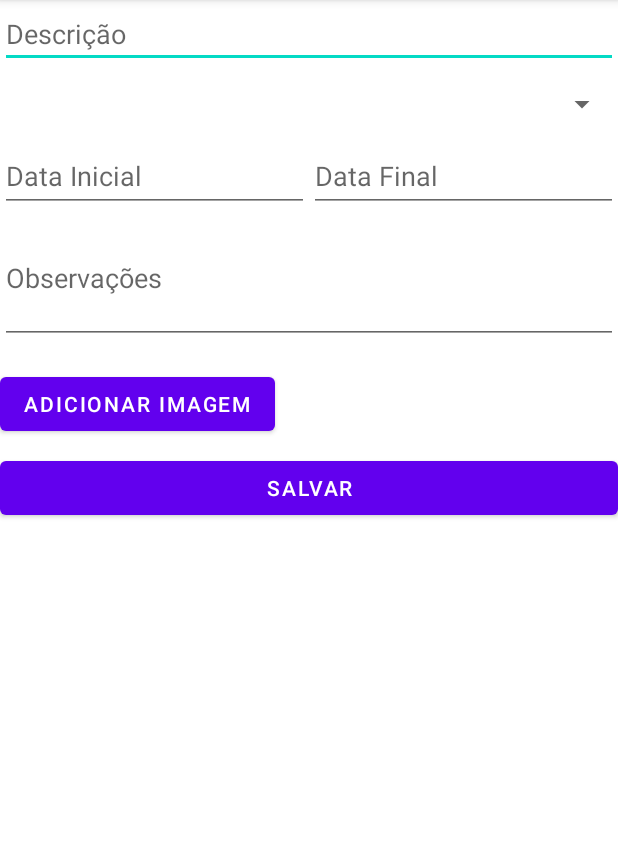
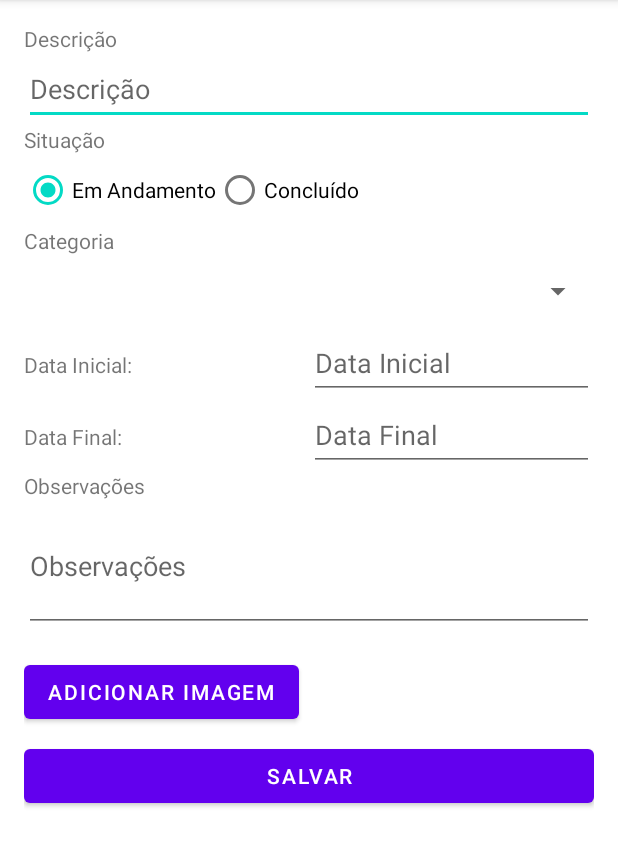
Before and after one commit to devgiertyas/android_notifications, an Android app: the screen it shows after launch (TarefaActivity), after a tap on an icon or button, on a phone screen of 412 x 824 dp, the part 84-951 px from its top. Run offline under Robolectric (Android 15) with nearby library versions, the phone set to English and light mode, and no system bars; our stand-ins replace navigation-ui.

Commit message:
Quase finalizado

```diff
--- a/app/src/main/java/com/example/trabalho3/Database/CategoriaDAO.java
+++ b/app/src/main/java/com/example/trabalho3/Database/CategoriaDAO.java
@@ -13,7 +13,7 @@ import java.util.List;
 
 public class CategoriaDAO extends SQLiteOpenHelper {
         private static final String DATABASE_NAME = "tasktres.db";
-        private static final int DATABASE_VERSION = 2;
+        private static final int DATABASE_VERSION = 3;
         private static final String TABLE_CATEGORIAS = "categorias";
         private static final String COLUMN_ID = "id";
         private static final String COLUMN_NOME = "nome";
--- a/app/src/main/java/com/example/trabalho3/Database/TarefaDAO.java
+++ b/app/src/main/java/com/example/trabalho3/Database/TarefaDAO.java
@@ -23,7 +23,7 @@ import java.util.Locale;
 public class TarefaDAO extends SQLiteOpenHelper {
 
     private static final String DATABASE_NAME = "tasktres.db";
-    private static final int DATABASE_VERSION = 2;
+    private static final int DATABASE_VERSION = 3;
 
     private static final String TABLE_CATEGORIA = "categorias";
     private static final String TABLE_TAREFA = "tarefa";
@@ -199,7 +199,8 @@ public class TarefaDAO extends SQLiteOpenHelper {
                 COLUMN_DATA_FINAL +
                 " FROM " + TABLE_TAREFA +
                 " WHERE " + COLUMN_DATA_FINAL + " < '" + dataAtual + "'"+
-                " AND " + COLUMN_NOTIFICACAO + " = 0";
+                " AND " + COLUMN_NOTIFICACAO + " = 0" +
+                " AND " + COLUMN_SITUACAO + " = 'Em Andamento' ";
 
 
         Cursor cursor = db.rawQuery(query, null);
@@ -318,6 +319,7 @@ public class TarefaDAO extends SQLiteOpenHelper {
         values.put(COLUMN_DATA_INICIAL, formatarData(tarefa.getDataInicial()));
         values.put(COLUMN_DATA_FINAL, formatarData(tarefa.getDataFinal()));
         values.put(COLUMN_CATEGORIA_ID, tarefa.getCategoria().getId());
+        values.put(COLUMN_SITUACAO, tarefa.getSituacao());
         values.put(COLUMN_NOTIFICACAO, 0);
 
 
--- a/app/src/main/java/com/example/trabalho3/TarefaActivity.java
+++ b/app/src/main/java/com/example/trabalho3/TarefaActivity.java
@@ -18,6 +18,8 @@ import android.widget.ArrayAdapter;
 import android.widget.Button;
 import android.widget.DatePicker;
 import android.widget.EditText;
+import android.widget.RadioButton;
+import android.widget.RadioGroup;
 import android.widget.Spinner;
 import android.widget.TimePicker;
 import android.widget.Toast;
@@ -62,6 +64,8 @@ public class TarefaActivity extends AppCompatActivity {
     private Button buttonSalvar;
     private Button buttonAdicionarImagem;
 
+    private String Situacao  = "Em Andamento";
+
     private ImagemAdapter imagemAdapter;
     private List<Imagem> listaImagens;
 
@@ -69,7 +73,9 @@ public class TarefaActivity extends AppCompatActivity {
     private CategoriaDAO categoriaDAO;
 
     private TarefaDAO tarefaDAO;
-
+    RadioGroup radioGroupSituacao;
+    RadioButton radioButtonAndamento;
+    RadioButton radioButtonConcluido;
 
     @Override
     protected void onCreate(Bundle savedInstanceState) {
@@ -82,6 +88,10 @@ public class TarefaActivity extends AppCompatActivity {
         recyclerViewImagens = findViewById(R.id.recyclerViewImagens);
         buttonSalvar = findViewById(R.id.buttonSalvar);
         buttonAdicionarImagem = findViewById(R.id.buttonAdicionarImagem);
+
+        radioGroupSituacao= findViewById(R.id.radioGroupSituacao);
+        radioButtonAndamento = findViewById(R.id.radioButtonAndamento);
+        radioButtonConcluido = findViewById(R.id.radioButtonConcluido);
 
         listaImagens = new ArrayList<>();
         imagemAdapter = new ImagemAdapter(listaImagens);
@@ -107,6 +117,17 @@ public class TarefaActivity extends AppCompatActivity {
                 } else {
                     // Remover imagem apenas da lista de imagens
                     removerImagemDoRecyclerView(position);
+                }
+            }
+        });
+
+        radioGroupSituacao.setOnCheckedChangeListener(new RadioGroup.OnCheckedChangeListener() {
+            @Override
+            public void onCheckedChanged(RadioGroup group, int checkedId) {
+                if (checkedId == radioButtonAndamento.getId()) {
+                    Situacao = "Em Andamento";
+                } else if (checkedId == radioButtonConcluido.getId()) {
+                    Situacao = "Concluído";
                 }
             }
         });
@@ -169,6 +190,18 @@ public class TarefaActivity extends AppCompatActivity {
                 String dataInicialFormatada = dateFormat.format(tarefaSelecionada.getDataInicial());
                 editTextDataInicial.setText(dataInicialFormatada);
             }
+
+            if(tarefaSelecionada.getSituacao() != null)
+            {
+                if (tarefaSelecionada.getSituacao().equals("Em Andamento")) {
+                    Situacao = "Em Andamento";
+                    radioButtonAndamento.setChecked(true);
+                } else if (tarefaSelecionada.getSituacao().equals("Concluído")) {
+                    radioButtonConcluido.setChecked(true);
+                    Situacao = "Concluído";
+                }
+            }
+
 
 
             if(tarefaSelecionada.getDataFinal() != null) {
@@ -318,7 +351,7 @@ public class TarefaActivity extends AppCompatActivity {
                 observacoes,
                 dataInicialParsed,
                 dataFinalParsed,
-                "Andamento",
+                Situacao,
                 categoriaSelecionada,
                 listaImagens );
 
--- a/app/src/main/res/layout/activity_tarefa.xml
+++ b/app/src/main/res/layout/activity_tarefa.xml
@@ -4,24 +4,65 @@
     android:layout_width="match_parent"
     android:layout_height="match_parent"
     android:orientation="vertical"
+    android:padding="16dp"
     tools:context=".TarefaActivity">
 
+    <TextView
+        android:layout_width="match_parent"
+        android:layout_height="wrap_content"
+        android:text="Descrição" />
     <EditText
         android:id="@+id/editTextDescricao"
         android:layout_width="match_parent"
+        android:layout_height="48dp"
+        android:hint="Descrição" />
+
+    <TextView
+        android:layout_width="match_parent"
         android:layout_height="wrap_content"
-        android:hint="Descrição" />
+        android:text="Situação" />
+
+    <RadioGroup
+        android:id="@+id/radioGroupSituacao"
+        android:layout_width="match_parent"
+        android:layout_height="wrap_content"
+        android:orientation="horizontal">
+
+        <RadioButton
+            android:id="@+id/radioButtonAndamento"
+            android:layout_width="wrap_content"
+            android:layout_height="wrap_content"
+            android:checked="true"
+            android:text="Em Andamento" />
+
+        <RadioButton
+            android:id="@+id/radioButtonConcluido"
+            android:layout_width="wrap_content"
+            android:layout_height="wrap_content"
+            android:text="Concluído" />
+    </RadioGroup>
+
+    <TextView
+        android:layout_width="match_parent"
+        android:layout_height="wrap_content"
+        android:text="Categoria" />
 
     <Spinner
         android:id="@+id/spinnerCategoria"
         android:layout_width="match_parent"
         android:layout_height="48dp"
-        android:hint="Categoria" />
+        android:hint="Selecione a Categoria" />
 
     <LinearLayout
         android:layout_width="match_parent"
         android:layout_height="wrap_content"
         android:orientation="horizontal">
+
+        <TextView
+            android:layout_width="0dp"
+            android:layout_height="wrap_content"
+            android:layout_weight="1"
+            android:text="Data Inicial:" />
 
         <EditText
             android:id="@+id/editTextDataInicial"
@@ -31,6 +72,19 @@
             android:ems="10"
             android:inputType="date"
             android:hint="Data Inicial" />
+
+    </LinearLayout>
+
+    <LinearLayout
+        android:layout_width="match_parent"
+        android:layout_height="wrap_content"
+        android:orientation="horizontal">
+
+        <TextView
+            android:layout_width="0dp"
+            android:layout_height="wrap_content"
+            android:layout_weight="1"
+            android:text="Data Final:" />
 
         <EditText
             android:id="@+id/editTextDataFinal"
@@ -42,6 +96,10 @@
 
     </LinearLayout>
 
+    <TextView
+        android:layout_width="match_parent"
+        android:layout_height="wrap_content"
+        android:text="Observações" />
     <EditText
         android:id="@+id/editTextObservacoes"
         android:layout_width="match_parent"
@@ -77,5 +135,4 @@
         android:layout_height="48dp"
         android:text="Salvar" />
 
-
 </LinearLayout>
```
